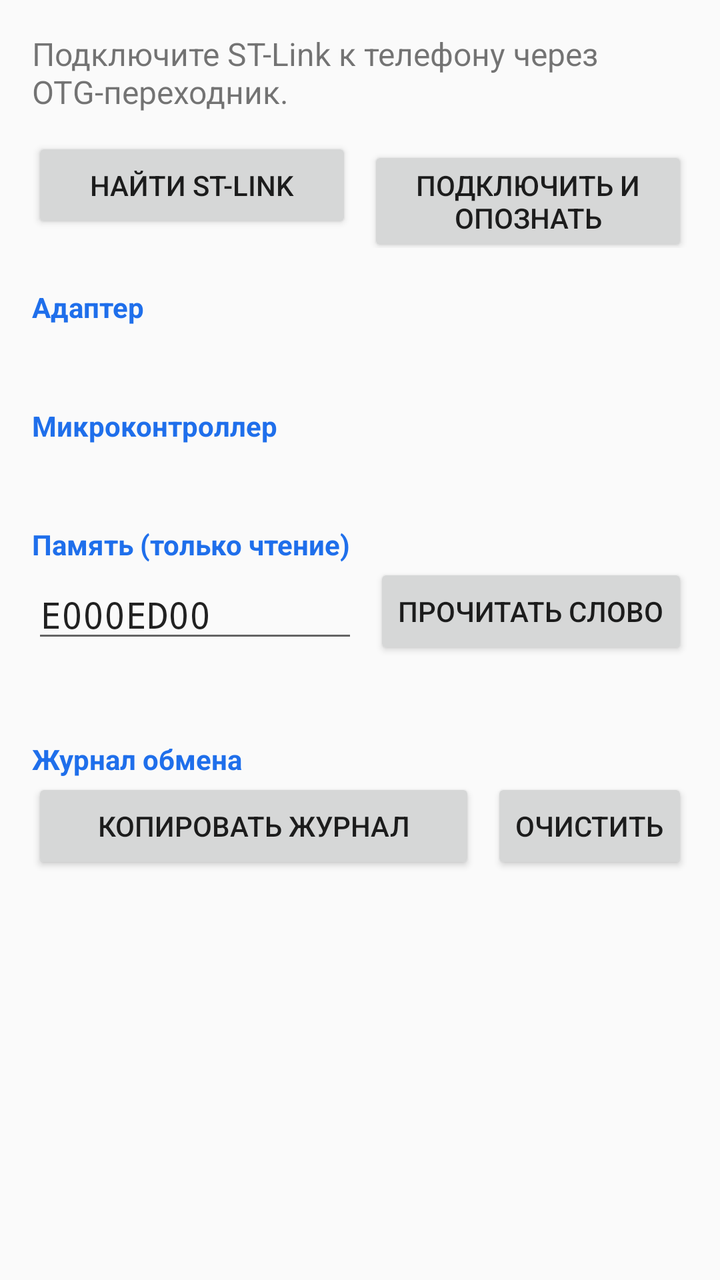
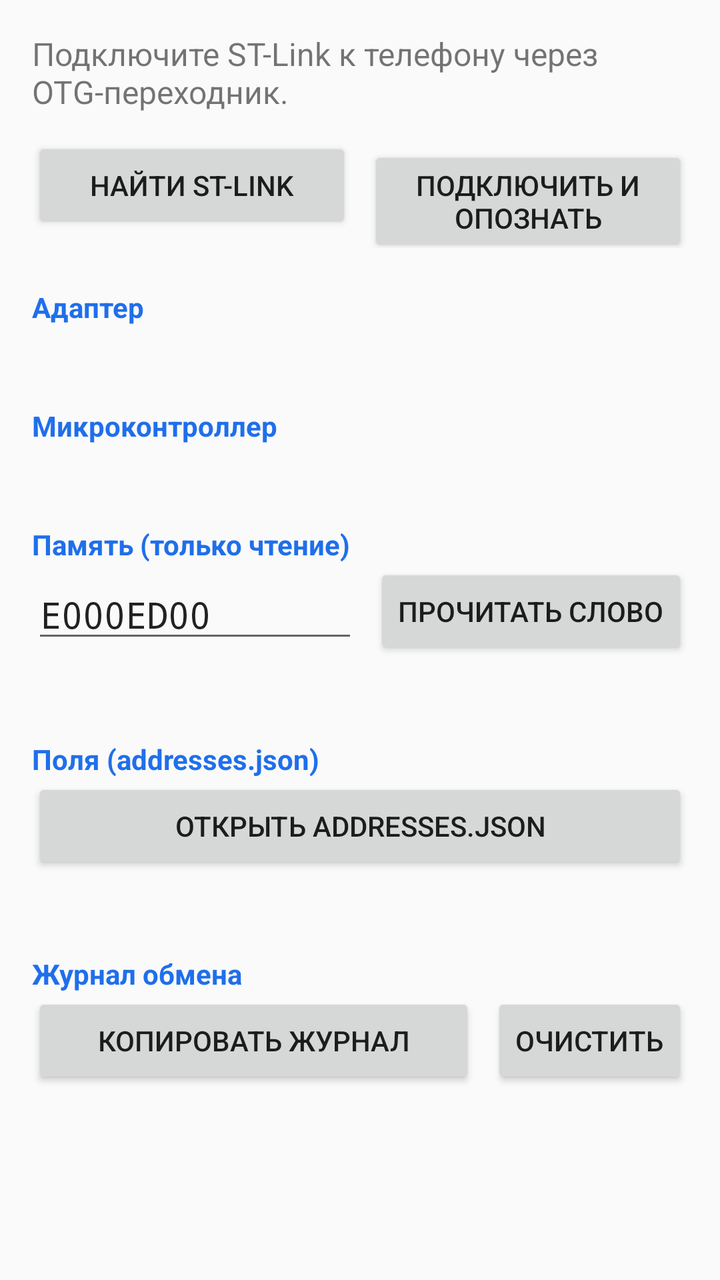

Screens rendered from an Android XML layout before and after an edit, with the pre-edit source and the edit as a unified diff.
<!-- AndroidManifest.xml: application theme AppTheme -->
<!-- res/layout/activity_main.xml -->
<?xml version="1.0" encoding="utf-8"?>
<ScrollView xmlns:android="http://schemas.android.com/apk/res/android"
    android:layout_width="match_parent"
    android:layout_height="match_parent"
    android:fillViewport="true">

    <LinearLayout
        android:layout_width="match_parent"
        android:layout_height="wrap_content"
        android:orientation="vertical"
        android:padding="16dp">

        <TextView
            android:id="@+id/status"
            android:layout_width="match_parent"
            android:layout_height="wrap_content"
            android:text="@string/status_idle"
            android:textSize="16sp" />

        <LinearLayout
            android:layout_width="match_parent"
            android:layout_height="wrap_content"
            android:layout_marginTop="12dp"
            android:orientation="horizontal">

            <Button
                android:id="@+id/btnScan"
                android:layout_width="0dp"
                android:layout_height="wrap_content"
                android:layout_weight="1"
                android:text="@string/btn_scan" />

            <Button
                android:id="@+id/btnConnect"
                android:layout_width="0dp"
                android:layout_height="wrap_content"
                android:layout_marginStart="8dp"
                android:layout_weight="1"
                android:text="@string/btn_connect" />
        </LinearLayout>

        <TextView
            style="@style/SectionTitle"
            android:text="@string/section_adapter" />

        <TextView
            android:id="@+id/adapterInfo"
            style="@style/InfoBlock" />

        <TextView
            style="@style/SectionTitle"
            android:text="@string/section_target" />

        <TextView
            android:id="@+id/targetInfo"
            style="@style/InfoBlock" />

        <TextView
            style="@style/SectionTitle"
            android:text="@string/section_memory" />

        <LinearLayout
            android:layout_width="match_parent"
            android:layout_height="wrap_content"
            android:gravity="center_vertical"
            android:orientation="horizontal">

            <EditText
                android:id="@+id/address"
                android:layout_width="0dp"
                android:layout_height="wrap_content"
                android:layout_weight="1"
                android:fontFamily="monospace"
                android:hint="@string/address_hint"
                android:importantForAutofill="no"
                android:inputType="textNoSuggestions|textCapCharacters"
                android:maxLength="10"
                android:singleLine="true"
                android:text="E000ED00" />

            <Button
                android:id="@+id/btnRead"
                android:layout_width="wrap_content"
                android:layout_height="wrap_content"
                android:layout_marginStart="8dp"
                android:text="@string/btn_read_word" />
        </LinearLayout>

        <TextView
            android:id="@+id/readResult"
            style="@style/InfoBlock" />

        <TextView
            style="@style/SectionTitle"
            android:text="@string/section_log" />

        <LinearLayout
            android:layout_width="match_parent"
            android:layout_height="wrap_content"
            android:orientation="horizontal">

            <Button
                android:id="@+id/btnCopyLog"
                android:layout_width="0dp"
                android:layout_height="wrap_content"
                android:layout_weight="1"
                android:text="@string/btn_copy_log" />

            <Button
                android:id="@+id/btnClearLog"
                android:layout_width="wrap_content"
                android:layout_height="wrap_content"
                android:layout_marginStart="8dp"
                android:text="@string/btn_clear_log" />
        </LinearLayout>

        <TextView
            android:id="@+id/log"
            android:layout_width="match_parent"
            android:layout_height="wrap_content"
            android:layout_marginTop="8dp"
            android:fontFamily="monospace"
            android:textColor="@color/muted"
            android:textIsSelectable="true"
            android:textSize="11sp" />
    </LinearLayout>
</ScrollView>
<!-- resources referenced by this layout -->
<resources>
  <color name="muted">#57606A</color>
  <string name="address_hint">адрес, например E000ED00</string>
  <string name="btn_clear_log">Очистить</string>
  <string name="btn_connect">Подключить и опознать</string>
  <string name="btn_copy_log">Копировать журнал</string>
  <string name="btn_read_word">Прочитать слово</string>
  <string name="btn_scan">Найти ST-Link</string>
  <string name="section_adapter">Адаптер</string>
  <string name="section_log">Журнал обмена</string>
  <string name="section_memory">Память (только чтение)</string>
  <string name="section_target">Микроконтроллер</string>
  <string name="status_idle">Подключите ST-Link к телефону через OTG-переходник.</string>
  <style name="InfoBlock">
          <item name="android:layout_width">match_parent</item>
          <item name="android:layout_height">wrap_content</item>
          <item name="android:layout_marginTop">4dp</item>
          <item name="android:fontFamily">monospace</item>
          <item name="android:textSize">12sp</item>
          <item name="android:textIsSelectable">true</item>
      </style>
  <style name="SectionTitle">
          <item name="android:layout_width">match_parent</item>
          <item name="android:layout_height">wrap_content</item>
          <item name="android:layout_marginTop">20dp</item>
          <item name="android:textSize">14sp</item>
          <item name="android:textStyle">bold</item>
          <item name="android:textColor">@color/brand</item>
      </style>
  <style name="AppTheme" parent="android:Theme.Material.Light.DarkActionBar">
          <item name="android:colorPrimary">@color/brand</item>
          <item name="android:colorPrimaryDark">@color/brand_dark</item>
          <item name="android:colorAccent">@color/brand</item>
      </style>
  <color name="brand">#1F6FEB</color>
  <color name="brand_dark">#0B3D91</color>
</resources>

<!-- the commit's change to res/layout/activity_main.xml (unified diff, before → after) -->
@@ -92,6 +92,30 @@
 
         <TextView
             style="@style/SectionTitle"
+            android:text="@string/section_fields" />
+
+        <Button
+            android:id="@+id/btnOpenFields"
+            android:layout_width="match_parent"
+            android:layout_height="wrap_content"
+            android:text="@string/btn_open_fields" />
+
+        <TextView
+            android:id="@+id/fieldsInfo"
+            android:layout_width="match_parent"
+            android:layout_height="wrap_content"
+            android:layout_marginTop="4dp"
+            android:textColor="@color/muted"
+            android:textSize="12sp" />
+
+        <LinearLayout
+            android:id="@+id/fieldsList"
+            android:layout_width="match_parent"
+            android:layout_height="wrap_content"
+            android:orientation="vertical" />
+
+        <TextView
+            style="@style/SectionTitle"
             android:text="@string/section_log" />
 
         <LinearLayout
<!-- resource entries referenced after the edit -->
@@ -5,9 +5,11 @@
   <string name="btn_clear_log">Очистить</string>
   <string name="btn_connect">Подключить и опознать</string>
   <string name="btn_copy_log">Копировать журнал</string>
+  <string name="btn_open_fields">Открыть addresses.json</string>
   <string name="btn_read_word">Прочитать слово</string>
   <string name="btn_scan">Найти ST-Link</string>
   <string name="section_adapter">Адаптер</string>
+  <string name="section_fields">Поля (addresses.json)</string>
   <string name="section_log">Журнал обмена</string>
   <string name="section_memory">Память (только чтение)</string>
   <string name="section_target">Микроконтроллер</string>
